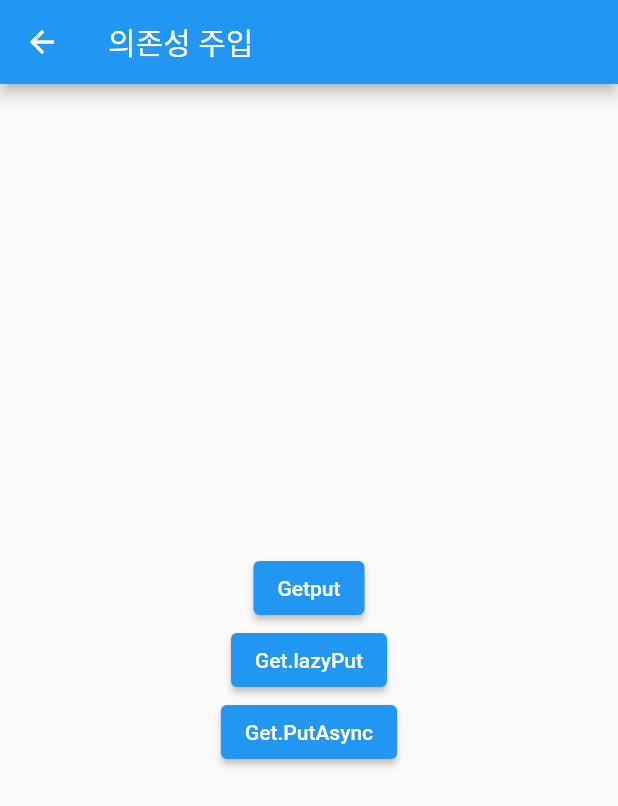
After one commit to rwarou/getX, a Flutter app: the screen it shows after launch, after a tap on "의존성 주입", on a phone screen of 412 x 824 dp. The commit adds this screen. Shown: the top 806 px of the screen. Run offline on Flutter 3.47's test engine with Material 2 defaults, Android fonts, the phone set to English and light mode, and no system bars; our stand-ins replace get.

Commit message:
종속성 관리 - 의존성 주입

```diff
--- /dev/null
+++ b/lib/src/controller/dependency_controller.dart
@@ -0,0 +1,5 @@
+import 'package:get/get_state_manager/get_state_manager.dart';
+
+class DependencyController extends GetxController {
+  void increase() {}
+}
--- a/lib/src/home.dart
+++ b/lib/src/home.dart
@@ -1,5 +1,6 @@
 import 'package:flutter/material.dart';
 import 'package:get/get.dart';
+import 'package:get_x/src/pages/dependencies/dependency_manage_page.dart';
 import 'package:get_x/src/pages/normal/first.dart';
 import 'package:get_x/src/pages/reactiveStateManage.dart';
 import 'package:get_x/src/pages/simpleStateManage.dart';
@@ -60,7 +61,13 @@ class Home extends StatelessWidget {
               onPressed: () {
                 Get.to(ReactiveStateManagePage());
               },
-            )
+            ),
+            ElevatedButton(
+              child: const Text('의존성 주입'),
+              onPressed: () {
+                Get.to(DependencyManagePage());
+              },
+            ),
           ],
         ),
       ),
--- /dev/null
+++ b/lib/src/pages/dependencies/dependency_manage_page.dart
@@ -0,0 +1,72 @@
+import 'package:flutter/material.dart';
+import 'package:get/get.dart';
+import 'package:get_x/src/controller/dependency_controller.dart';
+import 'package:get_x/src/pages/dependencies/get_put.dart';
+
+import 'get_lazy_put.dart';
+
+class DependencyManagePage extends StatelessWidget {
+  const DependencyManagePage({Key? key}) : super(key: key);
+
+  @override
+  Widget build(BuildContext context) {
+    return Scaffold(
+      appBar: AppBar(
+        title: Text('의존성 주입'),
+      ),
+      body: Center(
+        child: Column(
+          mainAxisAlignment: MainAxisAlignment.center,
+          children: [
+            ElevatedButton(
+                onPressed: () {
+                  Get.to(
+                    GetPut(),
+                    binding: BindingsBuilder(() {
+                      Get.put(DependencyController());
+                    }),
+                  );
+                },
+                child: Text('Getput')),
+            ElevatedButton(
+                onPressed: () {
+                  Get.to(
+                    GetLazyPut(),
+                    binding: BindingsBuilder(() {
+                      Get.lazyPut<DependencyController>(
+                          () => DependencyController());
+                    }),
+                  );
+                },
+                child: Text('Get.lazyPut')),
+            ElevatedButton(
+                onPressed: () {
+                  Get.to(
+                    GetPut(),
+                    binding: BindingsBuilder(() {
+                      Get.putAsync<DependencyController>(() async {
+                        await Future.delayed(
+                            const Duration(milliseconds: 5000));
+                        return DependencyController();
+                      });
+                    }),
+                  );
+                },
+                child: Text('Get.PutAsync')),
+            // ElevatedButton(
+            //     onPressed: () {
+            //       Get.to(
+            //         GetPut(),
+            //         binding: BindingsBuilder(() {
+            //           Get.create<DependencyController>(
+            //               () => DependencyController());
+            //         }),
+            //       );
+            //     },
+            //     child: Text('Get.create')),
+          ],
+        ),
+      ),
+    );
+  }
+}
--- /dev/null
+++ b/lib/src/pages/dependencies/get_put.dart
@@ -0,0 +1,21 @@
+import 'package:flutter/material.dart';
+import 'package:get/get.dart';
+import 'package:get_x/src/controller/dependency_controller.dart';
+
+class GetPut extends StatelessWidget {
+  const GetPut({Key? key}) : super(key: key);
+
+  @override
+  Widget build(BuildContext context) {
+    return Scaffold(
+      appBar: AppBar(),
+      body: ElevatedButton(
+        onPressed: () {
+          print(Get.find<DependencyController>().hashCode);
+          Get.find<DependencyController>().increase();
+        },
+        child: Text(''),
+      ),
+    );
+  }
+}
```
Also changed, not shown: lib/src/pages/dependencies/get_lazy_put.dart (added, +20 -0 lines).
